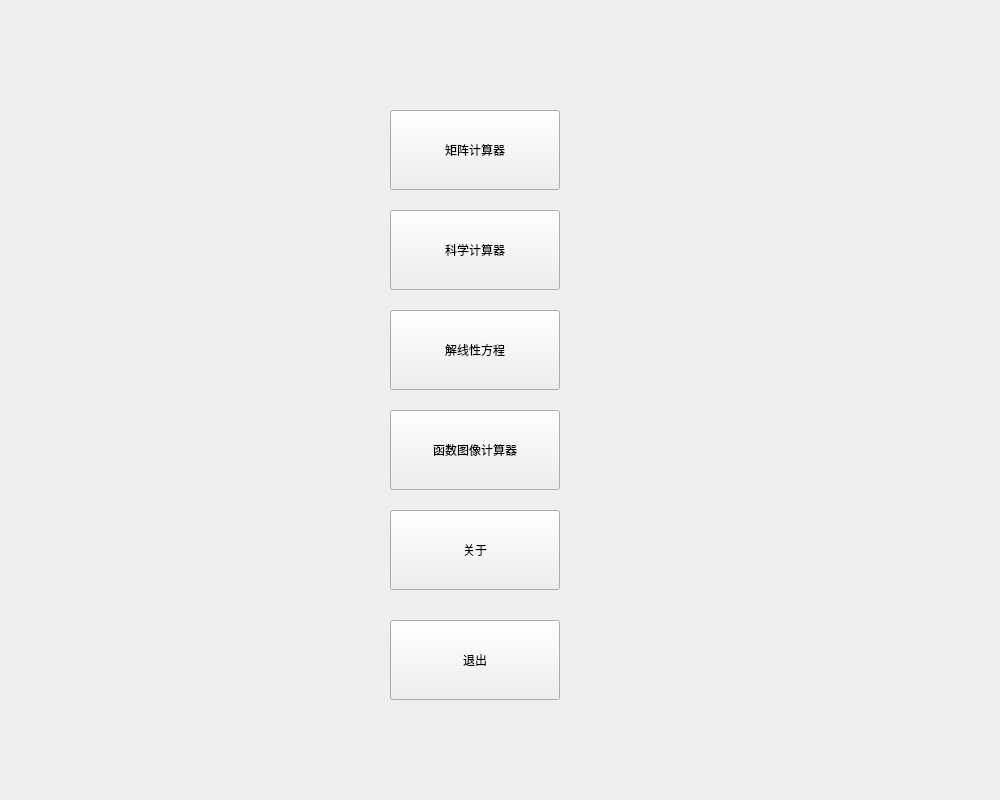
Qt form caculator(with qt gui)/caculator(with qt gui)/main_window.ui (AhaLims/calculator) before a commit.
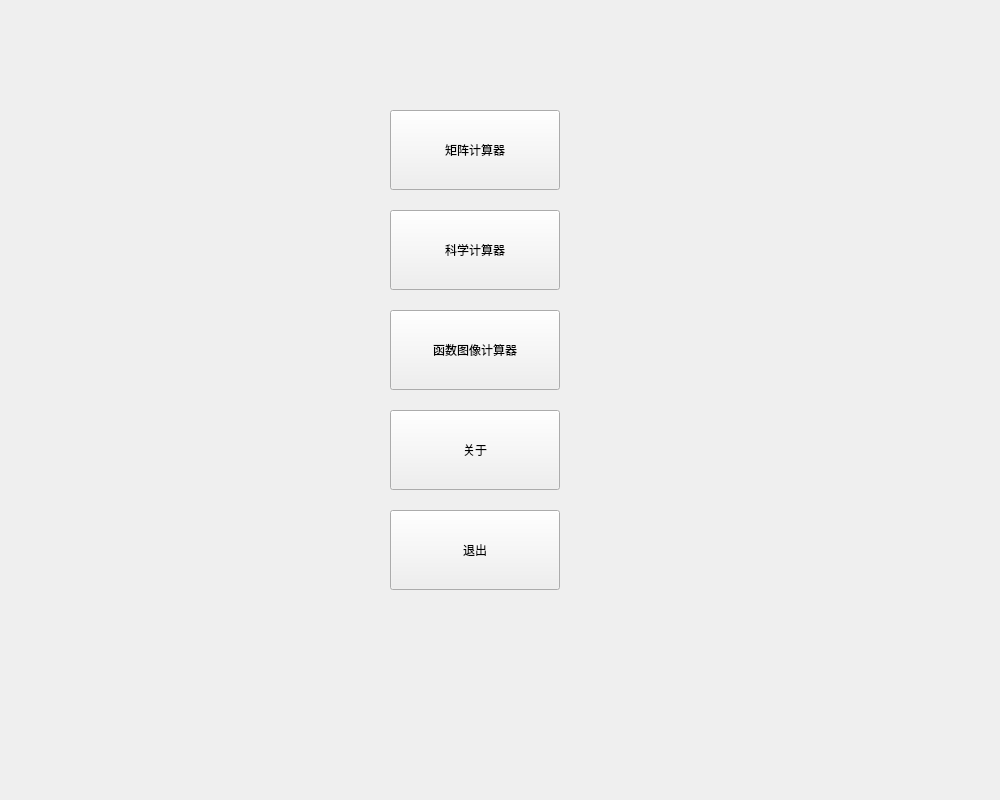
The same form after that commit. Icons and pictures are not drawn.

```diff
--- a/caculator(with qt gui)/caculator(with qt gui)/main_window.ui
+++ b/caculator(with qt gui)/caculator(with qt gui)/main_window.ui
@@ -24,7 +24,7 @@
     <property name="geometry">
      <rect>
       <x>390</x>
-      <y>410</y>
+      <y>310</y>
       <width>170</width>
       <height>80</height>
      </rect>
@@ -43,7 +43,7 @@
     <property name="geometry">
      <rect>
       <x>390</x>
-      <y>510</y>
+      <y>410</y>
       <width>170</width>
       <height>80</height>
      </rect>
@@ -62,7 +62,7 @@
     <property name="geometry">
      <rect>
       <x>390</x>
-      <y>620</y>
+      <y>510</y>
       <width>170</width>
       <height>80</height>
      </rect>
@@ -112,25 +112,6 @@
      <string>矩阵计算器</string>
     </property>
    </widget>
-   <widget class="QPushButton" name="linear_equation_button">
-    <property name="enabled">
-     <bool>true</bool>
-    </property>
-    <property name="geometry">
-     <rect>
-      <x>390</x>
-      <y>310</y>
-      <width>170</width>
-      <height>80</height>
-     </rect>
-    </property>
-    <property name="styleSheet">
-     <string notr="true">background-image: url(:/caculator_gui/picture/white.png)</string>
-    </property>
-    <property name="text">
-     <string>解线性方程</string>
-    </property>
-   </widget>
   </widget>
  </widget>
  <layoutdefault spacing="6" margin="11"/>
```
Left out of the diff: 16 changed lines with no effect on the pictures.
